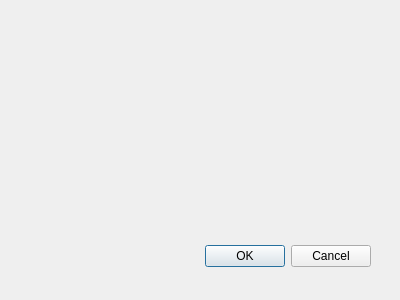
CarnationTL/cmd_sim, file setbrddlg.ui: the form before one commit.
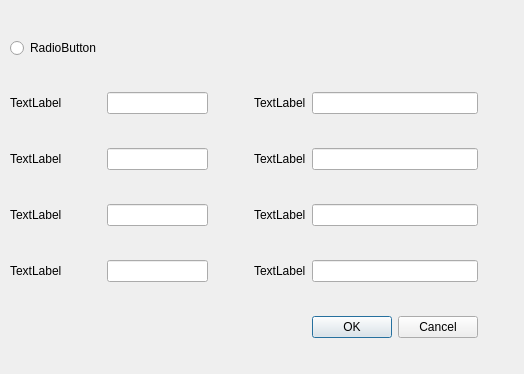
The form after the commit.

The edit to the form file:
```diff
--- a/setbrddlg.ui
+++ b/setbrddlg.ui
@@ -8,28 +8,314 @@
    <rect>
     <x>0</x>
     <y>0</y>
-    <width>400</width>
-    <height>300</height>
+    <width>524</width>
+    <height>374</height>
    </rect>
   </property>
   <property name="windowTitle">
    <string>Dialog</string>
   </property>
-  <widget class="QDialogButtonBox" name="buttonBox">
+  <widget class="QWidget" name="gridLayoutWidget">
    <property name="geometry">
     <rect>
-     <x>30</x>
-     <y>240</y>
-     <width>341</width>
-     <height>32</height>
+     <x>0</x>
+     <y>0</y>
+     <width>521</width>
+     <height>371</height>
     </rect>
    </property>
-   <property name="orientation">
-    <enum>Qt::Horizontal</enum>
-   </property>
-   <property name="standardButtons">
-    <set>QDialogButtonBox::Cancel|QDialogButtonBox::Ok</set>
-   </property>
+   <layout class="QGridLayout" name="setbdGlay" rowstretch="0,0,0,0,0,0,0" columnstretch="0,0,0,0,0,0">
+    <property name="leftMargin">
+     <number>10</number>
+    </property>
+    <property name="topMargin">
+     <number>10</number>
+    </property>
+    <property name="rightMargin">
+     <number>10</number>
+    </property>
+    <property name="bottomMargin">
+     <number>0</number>
+    </property>
+    <item row="1" column="3">
+     <widget class="QLabel" name="label">
+      <property name="text">
+       <string>TextLabel</string>
+      </property>
+     </widget>
+    </item>
+    <item row="5" column="3">
+     <widget class="QLabel" name="label_4">
+      <property name="text">
+       <string>TextLabel</string>
+      </property>
+     </widget>
+    </item>
+    <item row="4" column="3">
+     <widget class="QLabel" name="label_3">
+      <property name="text">
+       <string>TextLabel</string>
+      </property>
+     </widget>
+    </item>
+    <item row="0" column="1" colspan="2">
+     <spacer name="horizontalSpacer_9">
+      <property name="orientation">
+       <enum>Qt::Horizontal</enum>
+      </property>
+      <property name="sizeHint" stdset="0">
+       <size>
+        <width>40</width>
+        <height>20</height>
+       </size>
+      </property>
+     </spacer>
+    </item>
+    <item row="4" column="2">
+     <spacer name="horizontalSpacer_3">
+      <property name="orientation">
+       <enum>Qt::Horizontal</enum>
+      </property>
+      <property name="sizeType">
+       <enum>QSizePolicy::Expanding</enum>
+      </property>
+      <property name="sizeHint" stdset="0">
+       <size>
+        <width>40</width>
+        <height>20</height>
+       </size>
+      </property>
+     </spacer>
+    </item>
+    <item row="4" column="0">
+     <widget class="QLabel" name="lbl3">
+      <property name="text">
+       <string>TextLabel</string>
+      </property>
+     </widget>
+    </item>
+    <item row="4" column="1">
+     <widget class="QLineEdit" name="lineEdit_3"/>
+    </item>
+    <item row="1" column="4">
+     <widget class="QLineEdit" name="lineEdit_5"/>
+    </item>
+    <item row="0" column="4">
+     <spacer name="horizontalSpacer_11">
+      <property name="orientation">
+       <enum>Qt::Horizontal</enum>
+      </property>
+      <property name="sizeHint" stdset="0">
+       <size>
+        <width>40</width>
+        <height>20</height>
+       </size>
+      </property>
+     </spacer>
+    </item>
+    <item row="5" column="0">
+     <widget class="QLabel" name="lbl4">
+      <property name="text">
+       <string>TextLabel</string>
+      </property>
+     </widget>
+    </item>
+    <item row="5" column="1">
+     <widget class="QLineEdit" name="lineEdit_4"/>
+    </item>
+    <item row="5" column="2">
+     <spacer name="horizontalSpacer_4">
+      <property name="orientation">
+       <enum>Qt::Horizontal</enum>
+      </property>
+      <property name="sizeType">
+       <enum>QSizePolicy::Expanding</enum>
+      </property>
+      <property name="sizeHint" stdset="0">
+       <size>
+        <width>40</width>
+        <height>20</height>
+       </size>
+      </property>
+     </spacer>
+    </item>
+    <item row="3" column="1">
+     <widget class="QLineEdit" name="lineEdit_2"/>
+    </item>
+    <item row="1" column="0">
+     <widget class="QLabel" name="lbl1">
+      <property name="text">
+       <string>TextLabel</string>
+      </property>
+     </widget>
+    </item>
+    <item row="3" column="4">
+     <widget class="QLineEdit" name="lineEdit_6"/>
+    </item>
+    <item row="4" column="4">
+     <widget class="QLineEdit" name="lineEdit_7"/>
+    </item>
+    <item row="3" column="0">
+     <widget class="QLabel" name="lbl2">
+      <property name="text">
+       <string>TextLabel</string>
+      </property>
+     </widget>
+    </item>
+    <item row="6" column="4">
+     <widget class="QDialogButtonBox" name="buttonBox">
+      <property name="orientation">
+       <enum>Qt::Horizontal</enum>
+      </property>
+      <property name="standardButtons">
+       <set>QDialogButtonBox::Cancel|QDialogButtonBox::Ok</set>
+      </property>
+     </widget>
+    </item>
+    <item row="0" column="3">
+     <spacer name="horizontalSpacer_10">
+      <property name="orientation">
+       <enum>Qt::Horizontal</enum>
+      </property>
+      <property name="sizeHint" stdset="0">
+       <size>
+        <width>40</width>
+        <height>20</height>
+       </size>
+      </property>
+     </spacer>
+    </item>
+    <item row="3" column="3">
+     <widget class="QLabel" name="label_2">
+      <property name="text">
+       <string>TextLabel</string>
+      </property>
+     </widget>
+    </item>
+    <item row="1" column="1">
+     <widget class="QLineEdit" name="lineEdit"/>
+    </item>
+    <item row="1" column="5">
+     <spacer name="horizontalSpacer_5">
+      <property name="orientation">
+       <enum>Qt::Horizontal</enum>
+      </property>
+      <property name="sizeHint" stdset="0">
+       <size>
+        <width>40</width>
+        <height>20</height>
+       </size>
+      </property>
+     </spacer>
+    </item>
+    <item row="1" column="2">
+     <spacer name="horizontalSpacer">
+      <property name="orientation">
+       <enum>Qt::Horizontal</enum>
+      </property>
+      <property name="sizeType">
+       <enum>QSizePolicy::Expanding</enum>
+      </property>
+      <property name="sizeHint" stdset="0">
+       <size>
+        <width>40</width>
+        <height>20</height>
+       </size>
+      </property>
+     </spacer>
+    </item>
+    <item row="5" column="4">
+     <widget class="QLineEdit" name="lineEdit_8"/>
+    </item>
+    <item row="3" column="5">
+     <spacer name="horizontalSpacer_6">
+      <property name="orientation">
+       <enum>Qt::Horizontal</enum>
+      </property>
+      <property name="sizeHint" stdset="0">
+       <size>
+        <width>40</width>
+        <height>20</height>
+       </size>
+      </property>
+     </spacer>
+    </item>
+    <item row="4" column="5">
+     <spacer name="horizontalSpacer_7">
+      <property name="orientation">
+       <enum>Qt::Horizontal</enum>
+      </property>
+      <property name="sizeHint" stdset="0">
+       <size>
+        <width>40</width>
+        <height>20</height>
+       </size>
+      </property>
+     </spacer>
+    </item>
+    <item row="0" column="5">
+     <spacer name="horizontalSpacer_12">
+      <property name="orientation">
+       <enum>Qt::Horizontal</enum>
+      </property>
+      <property name="sizeHint" stdset="0">
+       <size>
+        <width>40</width>
+        <height>20</height>
+       </size>
+      </property>
+     </spacer>
+    </item>
+    <item row="6" column="5">
+     <spacer name="horizontalSpacer_13">
+      <property name="orientation">
+       <enum>Qt::Horizontal</enum>
+      </property>
+      <property name="sizeHint" stdset="0">
+       <size>
+        <width>40</width>
+        <height>20</height>
+       </size>
+      </property>
+     </spacer>
+    </item>
+    <item row="3" column="2">
+     <spacer name="horizontalSpacer_2">
+      <property name="orientation">
+       <enum>Qt::Horizontal</enum>
+      </property>
+      <property name="sizeType">
+       <enum>QSizePolicy::Expanding</enum>
+      </property>
+      <property name="sizeHint" stdset="0">
+       <size>
+        <width>40</width>
+        <height>20</height>
+       </size>
+      </property>
+     </spacer>
+    </item>
+    <item row="5" column="5">
+     <spacer name="horizontalSpacer_8">
+      <property name="orientation">
+       <enum>Qt::Horizontal</enum>
+      </property>
+      <property name="sizeHint" stdset="0">
+       <size>
+        <width>40</width>
+        <height>20</height>
+       </size>
+      </property>
+     </spacer>
+    </item>
+    <item row="0" column="0">
+     <widget class="QRadioButton" name="radioButton">
+      <property name="text">
+       <string>RadioButton</string>
+      </property>
+     </widget>
+    </item>
+   </layout>
   </widget>
  </widget>
  <pixmapfunction/>
```
Left out of the diff: 5 changed lines with no effect on the pictures.
